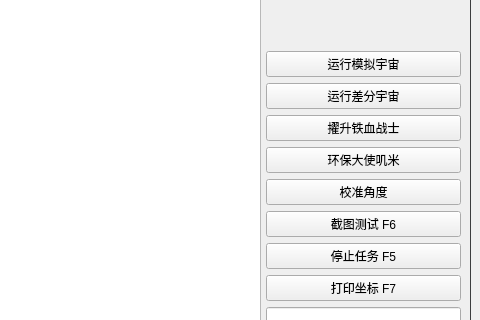
Illusory-moon/Simulated_Scepter, file resource/ui/UI.ui: the form before one commit; both pictures show x 450 to 930 and y 350 to 670 of the 930 by 760 pixel window.
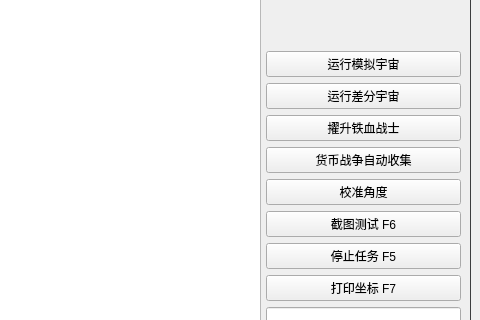
The form after the commit. Icons and pictures are not drawn.

Commit message:
Update button text for currency war button
修改了UI界面的按钮文本

What changed in the file:
```diff
--- a/resource/ui/UI.ui
+++ b/resource/ui/UI.ui
@@ -734,7 +734,7 @@
                <item>
                 <widget class="QPushButton" name="currency_war_btn">
                  <property name="text">
-                  <string>环保大使叽米</string>
+                  <string>货币战争自动收集</string>
                  </property>
                 </widget>
                </item>
```
